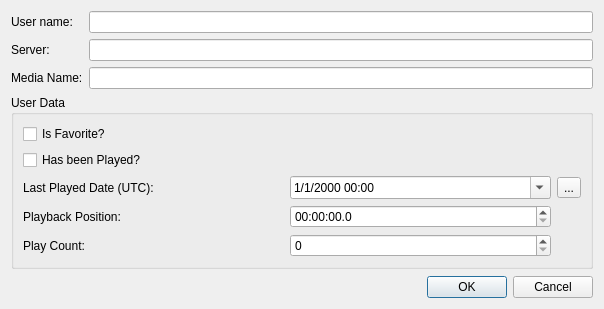
This is UI/UserDataDlg.ui in towel42-com/EmbySync as Qt 5 draws it before an edit. The edited form follows.
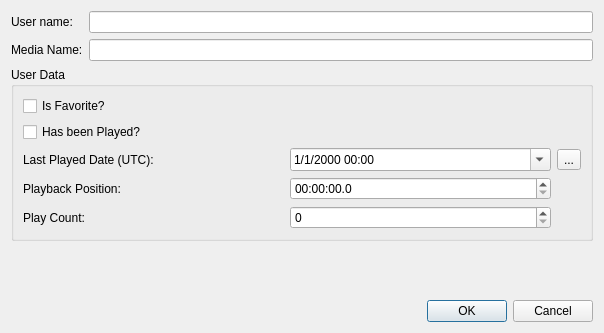
This is the edited form.

Commit message: Restructure into a model for media items

```diff
--- a/UI/UserDataDlg.ui
+++ b/UI/UserDataDlg.ui
@@ -7,28 +7,48 @@
     <x>0</x>
     <y>0</y>
     <width>604</width>
-    <height>309</height>
+    <height>333</height>
    </rect>
   </property>
   <property name="windowTitle">
    <string>User Data for Media</string>
   </property>
   <layout class="QGridLayout" name="gridLayout">
-   <item row="2" column="0">
+   <item row="1" column="1">
+    <widget class="QLineEdit" name="mediaName">
+     <property name="readOnly">
+      <bool>true</bool>
+     </property>
+    </widget>
+   </item>
+   <item row="0" column="0">
+    <widget class="QLabel" name="label_4">
+     <property name="text">
+      <string>User name:</string>
+     </property>
+    </widget>
+   </item>
+   <item row="1" column="0">
     <widget class="QLabel" name="label">
      <property name="text">
       <string>Media Name:</string>
      </property>
     </widget>
    </item>
-   <item row="1" column="1">
-    <widget class="QLineEdit" name="serverName">
-     <property name="readOnly">
-      <bool>true</bool>
+   <item row="3" column="1">
+    <spacer name="verticalSpacer">
+     <property name="orientation">
+      <enum>Qt::Vertical</enum>
      </property>
-    </widget>
+     <property name="sizeHint" stdset="0">
+      <size>
+       <width>20</width>
+       <height>40</height>
+      </size>
+     </property>
+    </spacer>
    </item>
-   <item row="5" column="0" colspan="2">
+   <item row="4" column="0" colspan="2">
     <widget class="QDialogButtonBox" name="buttonBox">
      <property name="orientation">
       <enum>Qt::Horizontal</enum>
@@ -38,14 +58,14 @@
      </property>
     </widget>
    </item>
-   <item row="1" column="0">
-    <widget class="QLabel" name="label_6">
-     <property name="text">
-      <string>Server:</string>
+   <item row="0" column="1">
+    <widget class="QLineEdit" name="userName">
+     <property name="readOnly">
+      <bool>true</bool>
      </property>
     </widget>
    </item>
-   <item row="3" column="0" colspan="2">
+   <item row="2" column="0" colspan="2">
     <widget class="QGroupBox" name="groupBox">
      <property name="title">
       <string>User Data</string>
@@ -126,40 +146,6 @@
      </layout>
     </widget>
    </item>
-   <item row="4" column="1">
-    <spacer name="verticalSpacer">
-     <property name="orientation">
-      <enum>Qt::Vertical</enum>
-     </property>
-     <property name="sizeHint" stdset="0">
-      <size>
-       <width>20</width>
-       <height>40</height>
-      </size>
-     </property>
-    </spacer>
-   </item>
-   <item row="2" column="1">
-    <widget class="QLineEdit" name="mediaName">
-     <property name="readOnly">
-      <bool>true</bool>
-     </property>
-    </widget>
-   </item>
-   <item row="0" column="0">
-    <widget class="QLabel" name="label_4">
-     <property name="text">
-      <string>User name:</string>
-     </property>
-    </widget>
-   </item>
-   <item row="0" column="1">
-    <widget class="QLineEdit" name="userName">
-     <property name="readOnly">
-      <bool>true</bool>
-     </property>
-    </widget>
-   </item>
   </layout>
  </widget>
  <tabstops>
```
Left out of the diff: 1 changed line with no effect on the pictures. The commit also changes 18 other files.
